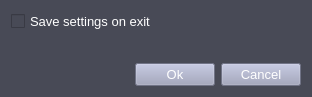
SpectrumInstrumentation/spcm-dds-control, file formfiles/DlgSettings.ui: the form before one commit.
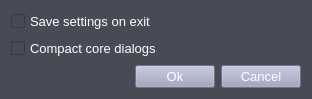
The form after the commit. Custom widgets are drawn as their Qt base class.

The edit to the form file:
```diff
--- a/formfiles/DlgSettings.ui
+++ b/formfiles/DlgSettings.ui
@@ -40,6 +40,21 @@
      </property>
     </widget>
    </item>
+   <item>
+    <widget class="QCheckBox" name="poCheckBoxCompactCoreDialogs">
+     <property name="font">
+      <font>
+       <family>Arial</family>
+       <pointsize>10</pointsize>
+       <weight>50</weight>
+       <bold>false</bold>
+      </font>
+     </property>
+     <property name="text">
+      <string>Compact core dialogs</string>
+     </property>
+    </widget>
+   </item>
    <item>
     <spacer name="verticalSpacer">
      <property name="orientation">
```
